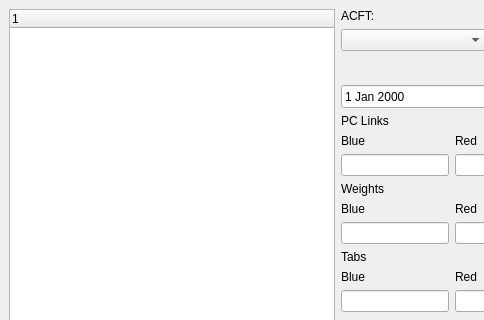
Before: the Qt Designer form track and balance/gui.ui in rhaejr/PythonProjects, drawn with Qt 5; both pictures show x 0 to 484 and y 0 to 320 of the 800 by 600 pixel window.
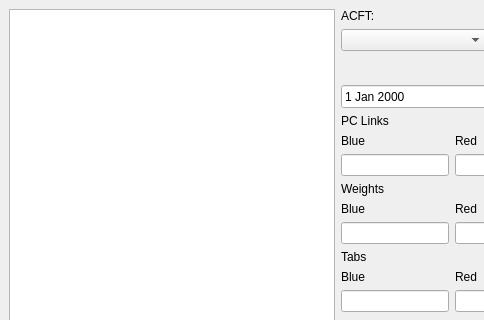
After: the same form once the commit is applied.

```diff
--- a/track and balance/gui.ui
+++ b/track and balance/gui.ui
@@ -17,6 +17,12 @@
    <layout class="QHBoxLayout" name="horizontalLayout_4">
     <item>
      <widget class="QTreeWidget" name="history_tree">
+      <property name="rootIsDecorated">
+       <bool>true</bool>
+      </property>
+      <property name="headerHidden">
+       <bool>true</bool>
+      </property>
       <column>
        <property name="text">
         <string notr="true">1</string>
```
Left out of the diff: 2 changed lines with no effect on the pictures.
